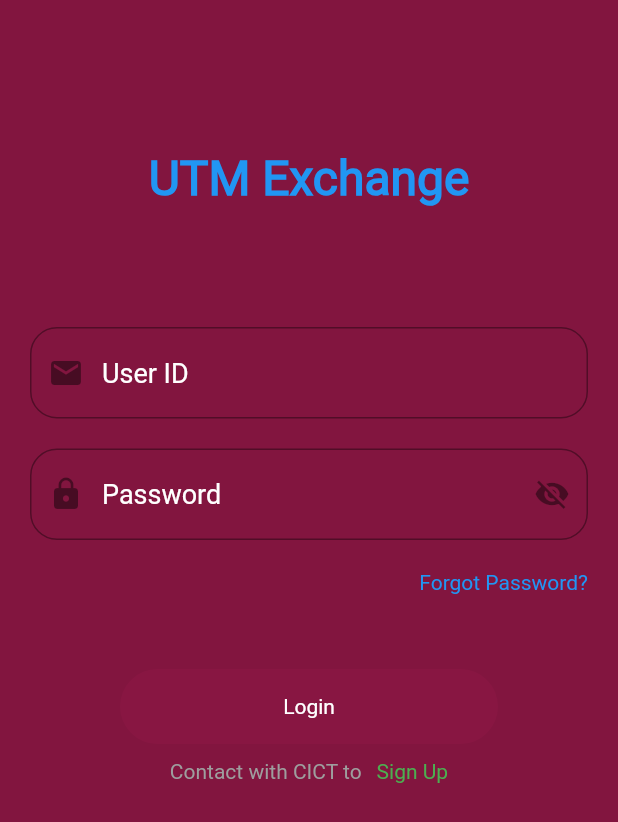
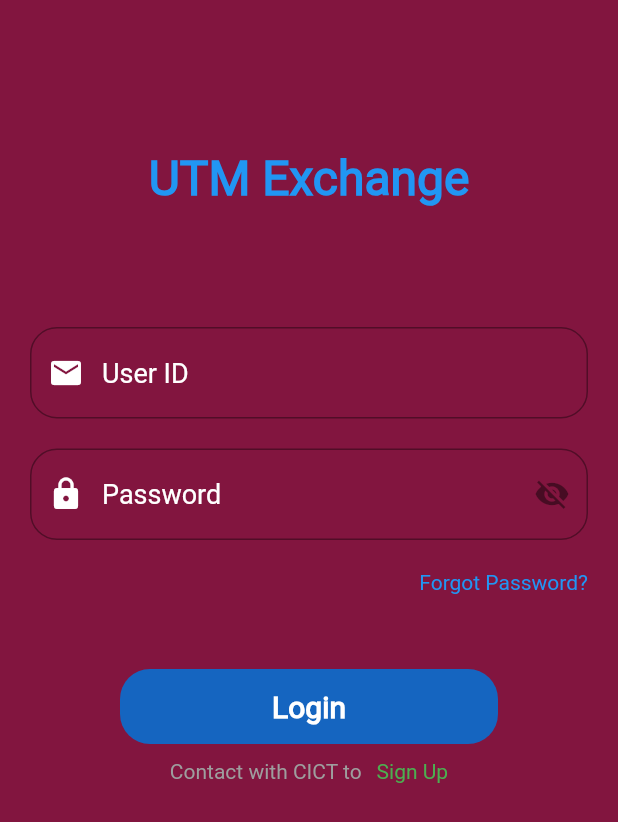
Before and after one commit to devmoaid1/UtmxChange, a Flutter app: the screen it shows after launch, on a phone screen of 412 x 824 dp. Shown: the top 822 px of the screen. Run offline on Flutter 3.47's test engine with Material 2 defaults, Android fonts, the phone set to English and light mode, and no system bars; our stand-ins replace badges, fl_chart, flare_flutter, flutter_slidable, font_awesome_flutter, shared_preferences; accounts and stored records are empty.

Commit message:
Login form

```diff
--- a/utmxchange/lib/screens/login/login.dart
+++ b/utmxchange/lib/screens/login/login.dart
@@ -120,8 +120,9 @@ class _LoginPageState extends State<LoginPage> {
         border: OutlineInputBorder(
           borderRadius: BorderRadius.circular(18.0),
         ),
-        prefixIcon:
-            hintText == "User ID" ? Icon(Icons.email) : Icon(Icons.lock),
+        prefixIcon: hintText == "User ID"
+            ? Icon(Icons.email, color: Colors.white)
+            : Icon(Icons.lock, color: Colors.white),
         suffixIcon: hintText == "Password"
             ? IconButton(
                 onPressed: _toggleVisibility,
--- a/utmxchange/lib/screens/login/loginButton.dart
+++ b/utmxchange/lib/screens/login/loginButton.dart
@@ -41,15 +41,14 @@ class LoginButton extends StatelessWidget {
         height: 50,
         margin: EdgeInsets.symmetric(horizontal: 60),
         decoration: BoxDecoration(
-          borderRadius: BorderRadius.circular(50),
-          color: Color(0xff881642),
+          borderRadius: BorderRadius.circular(20),
+          color: Colors.blue[800],
         ),
         child: Center(
           child: Text(
             'Login',
             style: TextStyle(
-              color: Colors.white,
-            ),
+                color: Colors.white, fontSize: 20, fontWeight: FontWeight.bold),
           ),
         ),
       ),
```
